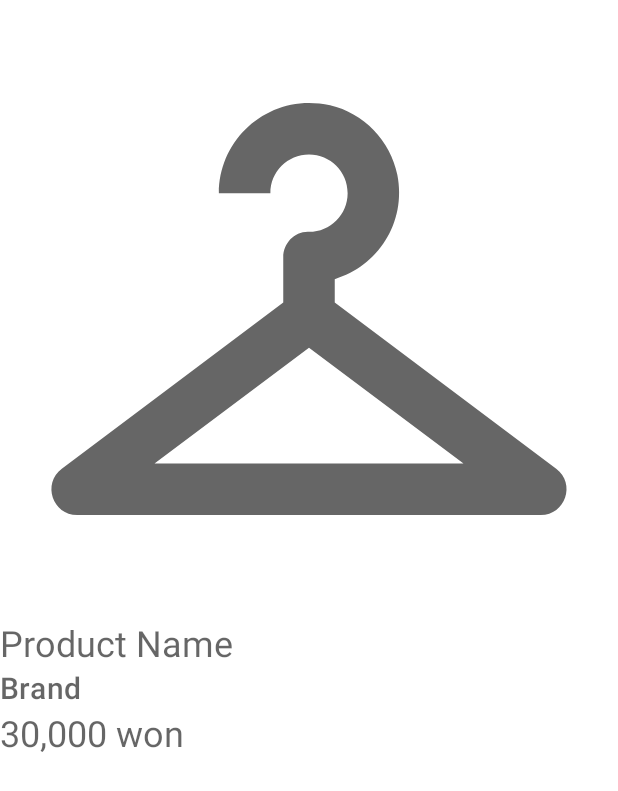
After one commit to LeeSeungYun1020/Gets, an Android app: the layout card_product.xml on its own in the app's theme, with its tools: preview values and no code run, on a phone screen of 412 x 824 dp. The commit adds this screen. Shown: the top 791 px of the screen. Run offline under Robolectric (Android 15) with nearby library versions, the phone set to English and light mode, and no system bars.

Commit message:
Add product card layout.

```diff
--- /dev/null
+++ b/android/app/src/main/res/layout/card_product.xml
@@ -0,0 +1,44 @@
+<?xml version="1.0" encoding="utf-8"?>
+<androidx.constraintlayout.widget.ConstraintLayout xmlns:android="http://schemas.android.com/apk/res/android"
+    xmlns:app="http://schemas.android.com/apk/res-auto"
+    android:layout_width="match_parent"
+    android:layout_height="match_parent">
+
+    <ImageView
+        android:id="@+id/product_preview_image"
+        android:layout_width="match_parent"
+        android:layout_height="wrap_content"
+        android:adjustViewBounds="true"
+        android:scaleType="centerCrop"
+        android:src="@drawable/ic_baseline_coordination_24"
+        app:layout_constraintEnd_toEndOf="parent"
+        app:layout_constraintStart_toStartOf="parent"
+        app:layout_constraintTop_toTopOf="parent" />
+
+    <TextView
+        android:id="@+id/product_preview_title"
+        android:layout_width="wrap_content"
+        android:layout_height="wrap_content"
+        android:hint="@string/template_product_name"
+        android:textAppearance="@style/TextAppearance.MaterialComponents.Headline5"
+        app:layout_constraintStart_toStartOf="parent"
+        app:layout_constraintTop_toBottomOf="@id/product_preview_image" />
+
+    <TextView
+        android:id="@+id/product_preview_subtitle"
+        android:layout_width="wrap_content"
+        android:layout_height="wrap_content"
+        android:hint="@string/template_product_brand"
+        android:textAppearance="@style/TextAppearance.MaterialComponents.Headline6"
+        app:layout_constraintStart_toStartOf="parent"
+        app:layout_constraintTop_toBottomOf="@id/product_preview_title" />
+
+    <TextView
+        android:id="@+id/product_preview_name"
+        android:layout_width="wrap_content"
+        android:layout_height="wrap_content"
+        android:hint="@string/template_product_price"
+        android:textAppearance="@style/TextAppearance.MaterialComponents.Headline5"
+        app:layout_constraintStart_toStartOf="parent"
+        app:layout_constraintTop_toBottomOf="@id/product_preview_subtitle" />
+</androidx.constraintlayout.widget.ConstraintLayout>
--- a/android/app/src/main/res/layout/fragment_product_list.xml
+++ b/android/app/src/main/res/layout/fragment_product_list.xml
@@ -3,6 +3,5 @@
     xmlns:tools="http://schemas.android.com/tools"
     android:layout_width="match_parent"
     android:layout_height="match_parent"
-    tools:context=".ui.product.ProductListFragment">
-
-</androidx.recyclerview.widget.RecyclerView>
+    tools:context=".ui.product.ProductListFragment"
+    tools:listitem="@layout/card_product"></androidx.recyclerview.widget.RecyclerView>
--- a/android/app/src/main/res/layout/search_filter.xml
+++ b/android/app/src/main/res/layout/search_filter.xml
@@ -68,7 +68,6 @@
         android:layout_height="wrap_content"
         android:layout_marginTop="8dp"
         app:layout_constraintEnd_toEndOf="parent"
-        app:layout_constraintHorizontal_bias="0.0"
         app:layout_constraintStart_toStartOf="parent"
         app:layout_constraintTop_toBottomOf="@id/filter_fiber_label" />
 
--- a/android/app/src/main/res/values/strings.xml
+++ b/android/app/src/main/res/values/strings.xml
@@ -108,7 +108,6 @@
     <string name="rock_chic">Rock chic</string>
     <string name="street">"Street "</string>
     <string name="amekaji">Amekaji</string>
-    <string name="office">Office</string>
     <string name="city_boy">City boy</string>
     <string name="feminine">Feminine</string>
     <string name="lovely">Lovely</string>
@@ -120,4 +119,7 @@
     <string name="suffix_cm" translatable="false">cm</string>
     <string name="suffix_kg" translatable="false">kg</string>
     <string name="action_done">Done</string>
+    <string name="template_product_name">Product Name</string>
+    <string name="template_product_brand">Brand</string>
+    <string name="template_product_price">30,000 won</string>
 </resources>
```
Also changed, not shown: 1 other file.
